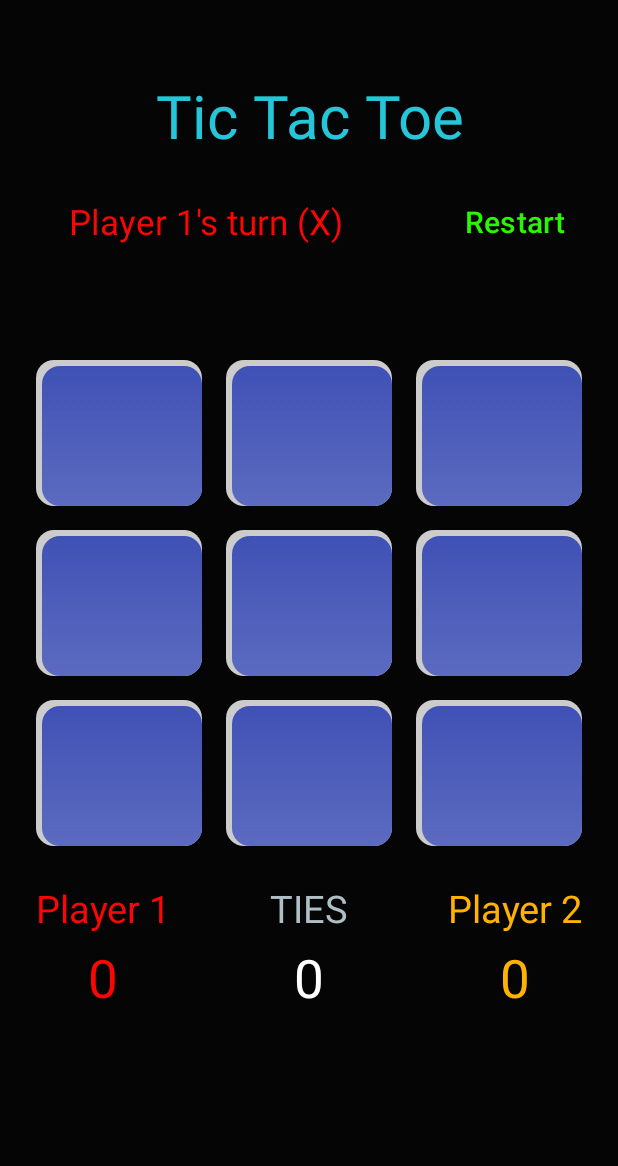
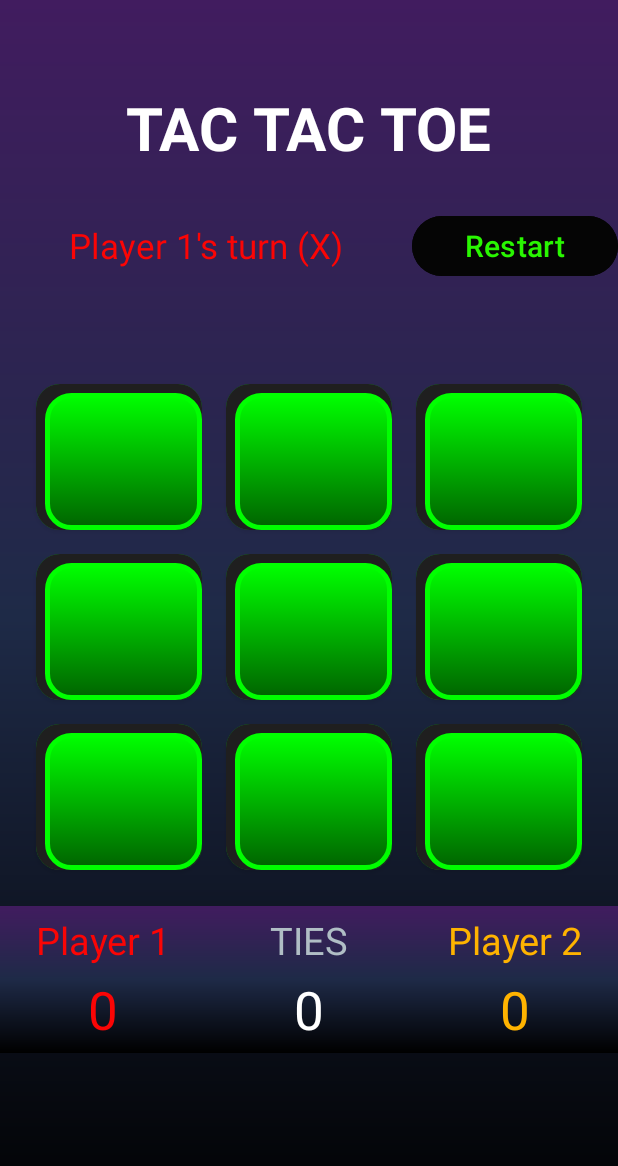
Before and after one commit to DarkImpact1/Tic-Tac-Toe-App, an Android app: the MainActivity screen opened directly, with no data from a screen before it, on a phone screen of 412 x 824 dp. Shown: the top 1166 px of the screen. Run offline under Robolectric (Android 15) with nearby library versions, the light colour scheme and no system bars.

Commit message:
updating code

```diff
--- a/app/build.gradle.kts
+++ b/app/build.gradle.kts
@@ -11,8 +11,8 @@ android {
         applicationId = "com.game.fungametictactoelegend"
         minSdk = 24
         targetSdk = 35
-        versionCode = 1
-        versionName = "1.0"
+        versionCode = 3
+        versionName = "1.2"
 
         testInstrumentationRunner = "androidx.test.runner.AndroidJUnitRunner"
     }
--- /dev/null
+++ b/app/src/main/res/drawable/activity_background.xml
@@ -0,0 +1,8 @@
+<?xml version="1.0" encoding="utf-8"?>
+<shape xmlns:android="http://schemas.android.com/apk/res/android">
+    <gradient
+        android:startColor="#411C5F"
+        android:centerColor="#1E2A47"
+        android:endColor="#000000"
+        android:angle="270" />
+</shape>
--- a/app/src/main/res/drawable/button_background.xml
+++ b/app/src/main/res/drawable/button_background.xml
@@ -2,21 +2,29 @@
     <!-- Normal State -->
     <item android:state_pressed="false">
         <layer-list>
+            <!-- Outer Glow Effect -->
+            <item>
+                <shape android:shape="rectangle">
+                    <solid android:color="#8000FF00" /> <!-- Dark neon green glow -->
+                    <corners android:radius="16dp" />
+                </shape>
+            </item>
             <!-- Shadow Layer -->
             <item>
                 <shape android:shape="rectangle">
-                    <solid android:color="#CCCCCC" /> <!-- Light shadow color -->
-                    <corners android:radius="12dp" />
+                    <solid android:color="#1F1F1F" /> <!-- Dark shadow background -->
+                    <corners android:radius="16dp" />
                 </shape>
             </item>
             <!-- Main Button Layer -->
-            <item android:top="4dp" android:left="4dp">
+            <item android:top="6dp" android:left="6dp">
                 <shape android:shape="rectangle">
                     <gradient
-                        android:startColor="#3F51B5"
-                        android:endColor="#5C6BC0"
-                        android:angle="270" />
-                    <corners android:radius="12dp" />
+                        android:startColor="#00FF00"
+                    android:endColor="#006400"
+                    android:angle="270" />
+                    <corners android:radius="16dp" />
+                    <stroke android:width="3dp" android:color="#00FF00" /> <!-- Neon green border -->
                 </shape>
             </item>
         </layer-list>
@@ -25,21 +33,29 @@
     <!-- Pressed State -->
     <item android:state_pressed="true">
         <layer-list>
+            <!-- Outer Glow Effect -->
+            <item>
+                <shape android:shape="rectangle">
+                    <solid android:color="#8000FFFF" /> <!-- Dark neon blue glow -->
+                    <corners android:radius="16dp" />
+                </shape>
+            </item>
             <!-- Shadow Layer -->
             <item>
                 <shape android:shape="rectangle">
-                    <solid android:color="#AAAAAA" /> <!-- Darker shadow for pressed effect -->
-                    <corners android:radius="12dp" />
+                    <solid android:color="#2B2B2B" /> <!-- Slightly lighter shadow -->
+                    <corners android:radius="16dp" />
                 </shape>
             </item>
             <!-- Main Button Layer -->
-            <item android:top="2dp" android:left="2dp">
+            <item android:top="3dp" android:left="3dp">
                 <shape android:shape="rectangle">
                     <gradient
-                        android:startColor="#5C6BC0"
-                        android:endColor="#3F51B5"
-                        android:angle="270" />
-                    <corners android:radius="12dp" />
+                        android:startColor="#00BFFF"
+                    android:endColor="#0047AB"
+                    android:angle="270" />
+                    <corners android:radius="16dp" />
+                    <stroke android:width="3dp" android:color="#00BFFF" /> <!-- Neon blue border -->
                 </shape>
             </item>
         </layer-list>
--- a/app/src/main/res/layout/activity_main.xml
+++ b/app/src/main/res/layout/activity_main.xml
@@ -4,7 +4,7 @@
     xmlns:tools="http://schemas.android.com/tools"
     android:layout_width="match_parent"
     android:layout_height="match_parent"
-    android:background="@color/black"
+    android:background="@drawable/activity_background"
     tools:context=".MainActivity">
 
     <!-- Top Linear Layout -->
@@ -23,7 +23,9 @@
             android:layout_gravity="center_horizontal"
             android:gravity="center"
             android:text="@string/app_name"
-            android:textColor="@color/my_light_primary"
+            android:padding="@dimen/default_gap"
+            android:textColor="@color/white"
+            android:textStyle="bold"
             android:textSize="40sp" />
     </LinearLayout>
 
@@ -330,6 +332,7 @@
         android:layout_marginBottom="10dp"
         android:baselineAligned="false"
         android:orientation="horizontal"
+        android:background="@drawable/activity_background"
         android:weightSum="3">
 
         <!-- Player 1 Result Frame -->
@@ -344,6 +347,7 @@
                 android:layout_width="match_parent"
                 android:layout_height="wrap_content"
                 android:gravity="center"
+                android:layout_marginTop="5dp"
                 android:text="@string/player_1"
                 android:textColor="@color/player1"
                 android:textSize="25sp" />
@@ -369,7 +373,9 @@
             <TextView
                 android:id="@+id/textView5"
                 android:layout_width="match_parent"
-                android:layout_height="wrap_content" android:gravity="center"
+                android:layout_height="wrap_content"
+                android:gravity="center"
+                android:layout_marginTop="5dp"
                 android:text="@string/match_ties"
                 android:textColor="@color/gray"
                 android:textSize="25sp" />
@@ -397,6 +403,7 @@
                 android:layout_width="match_parent"
                 android:layout_height="wrap_content"
                 android:gravity="center"
+                android:layout_marginTop="5dp"
                 android:text="@string/player_2"
                 android:textColor="@color/yellow"
                 android:textSize="25sp" />
--- a/app/src/main/res/values/strings.xml
+++ b/app/src/main/res/values/strings.xml
@@ -1,5 +1,5 @@
 <resources>
-    <string name="app_name">Tic Tac Toe</string>
+    <string name="app_name">TAC TAC TOE</string>
     <string name="start_button">Start Game</string>
     <string name="restart_button">Restart</string>
     <string name="player_turn">X TURN</string>
```
Also changed, not shown: app/src/main/java/com/game/fungametictactoelegend/MainActivity.kt (+73 -17 lines), app/src/main/java/com/game/fungametictactoelegend/PlayerInputActivity.kt (+11 -0 lines), app/src/main/res/drawable/ic_trophy.xml (added, +13 -0 lines), app/src/main/res/drawable/title_background.xml (added, +20 -0 lines), app/src/main/res/drawable/toast_background.xml (added, +26 -0 lines), app/src/main/res/layout/activity_player_input.xml (+8 -5 lines), app/src/main/res/layout/custom_toast.xml (added, +45 -0 lines), 2 other files.
